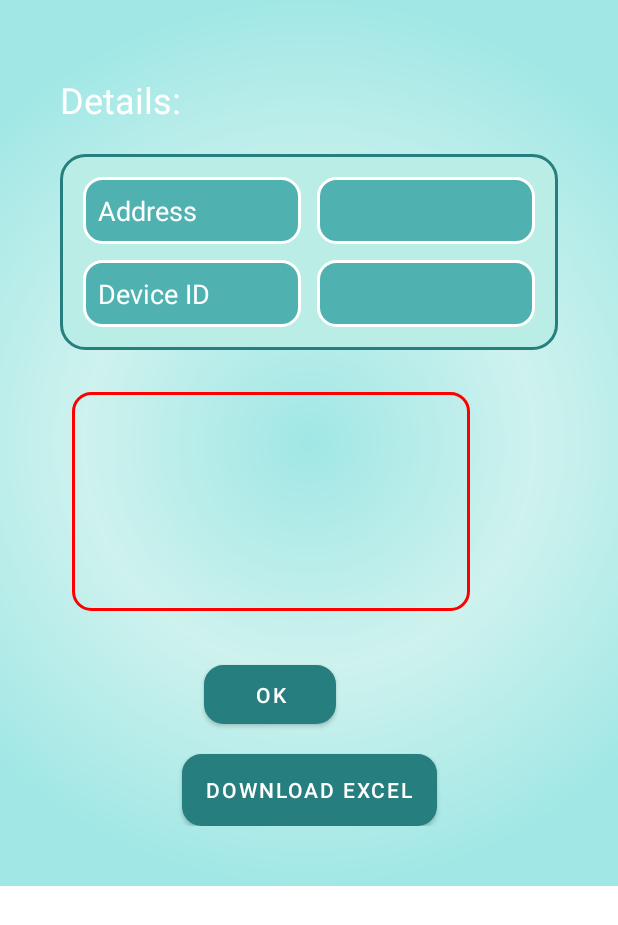
After one commit to Yashaggarwal28/BLE-Merge, an Android app: the layout fragment_advertising_data_error.xml on its own in the app's theme, with its tools: preview values and no code run, on a phone screen of 412 x 824 dp. The commit adds this screen. Shown: the top 925 px of the screen. Run offline under Robolectric (Android 15) with nearby library versions, the phone set to English and light mode, and no system bars.

Commit message:
error updated

```diff
--- a/app/src/main/java/com/merge/awadh/activity/scan/ScanActivity.kt
+++ b/app/src/main/java/com/merge/awadh/activity/scan/ScanActivity.kt
@@ -131,7 +131,7 @@ class ScanActivity : AppCompatActivity(), ScanAdapter.Delegate, ScanInterface, D
         }
     }
     private fun setupSpinner() {
-        val options = listOf("SHT40", "LIS3DH", "WindSpeed","StepCount", "Speed Distance")
+        val options = listOf("SHT40", "LIS3DH", "WindSpeed","StepCount", "Speed Distance", "error")
         val adapter = ArrayAdapter(this, android.R.layout.simple_spinner_item, options)
         adapter.setDropDownViewResource(android.R.layout.simple_spinner_dropdown_item)
         binding.byteSpinner.adapter = adapter
@@ -174,6 +174,9 @@ class ScanActivity : AppCompatActivity(), ScanAdapter.Delegate, ScanInterface, D
             }
             "Speed Distance" ->{
                 // Update the list for Accelerometer
+            }
+            "error" ->{
+
             }
         }
         notifyDropdownItemSelected(item)
--- a/app/src/main/java/com/merge/awadh/activity/scan/fragment/AdvertisingDataFragment.kt
+++ b/app/src/main/java/com/merge/awadh/activity/scan/fragment/AdvertisingDataFragment.kt
@@ -25,6 +25,7 @@ import com.merge.awadh.ble.ScanResultListener
 import com.merge.awadh.databinding.FragmentAdvertismentDataWindspeedBinding
 import com.merge.awadh.databinding.FragmentAdvertisingDataAccBinding
 import com.merge.awadh.databinding.FragmentAdvertisingDataShtBinding
+import com.merge.awadh.databinding.FragmentAdvertisingDataErrorBinding
 import com.merge.awadh.databinding.FragmentAdvertisingDataStepcountBinding
 import org.apache.poi.xssf.usermodel.XSSFWorkbook
 import com.merge.awadh.databinding.FragmentAdvertisingDataSdtBinding
@@ -120,6 +121,20 @@ class AdvertisingDataFragment: DialogFragment(), ScanResultListener, DropdownSel
                 }
                 (binding as FragmentAdvertisingDataShtBinding).root
             }
+            "error" ->{
+                binding = DataBindingUtil.inflate<FragmentAdvertisingDataErrorBinding>(
+                    inflater,
+                    R.layout.fragment_advertising_data_error,
+                    container,
+                    false
+                )
+                (binding as FragmentAdvertisingDataErrorBinding).apply {
+                    okButton.setOnClickListener {
+                        dismiss()
+                    }
+                }
+                (binding as FragmentAdvertisingDataErrorBinding).root
+            }
             "LIS3DH" -> {
                 binding = DataBindingUtil.inflate<FragmentAdvertisingDataAccBinding>(
                     inflater,
@@ -186,6 +201,7 @@ class AdvertisingDataFragment: DialogFragment(), ScanResultListener, DropdownSel
                 }
                 (binding as FragmentAdvertisingDataSdtBinding).root
             }
+
             else -> throw IllegalArgumentException("Unsupported dropdown item: $dropdownitem")
         }
     }
@@ -310,6 +326,9 @@ class AdvertisingDataFragment: DialogFragment(), ScanResultListener, DropdownSel
                 "WindSpeed" -> updateUISpeed(result, timeDifference)
                 "StepCount" -> updateUIStepCount(result, timeDifference)
                 "Speed Distance" -> updateSDT(result, timeDifference)
+                "error" -> updater(result)
+
+
             }
     }
     private fun updateSDT(result: ScanResult, timeDifference: Long){
@@ -563,6 +582,50 @@ class AdvertisingDataFragment: DialogFragment(), ScanResultListener, DropdownSel
                 }
         }
     }
+    private fun updater(result: ScanResult) {
+        if (result.device.address == deviceAddress) {
+            val bytes = result.scanRecord?.bytes ?: byteArrayOf()
+            val signedBytes = bytes.map { it.toInt() }
+
+            val deviceID = signedBytes.getOrNull(2)?.toUByte()?.toInt()
+
+            val err1= signedBytes.getOrNull(3)?.toUByte()?.toInt()
+            val err2= signedBytes.getOrNull(4)?.toUByte()?.toInt()
+            val err3= signedBytes.getOrNull(5)?.toUByte()?.toInt()
+            val err4= signedBytes.getOrNull(6)?.toUByte()?.toInt()
+            val err5= signedBytes.getOrNull(7)?.toUByte()?.toInt()
+
+            var about_error = ""
+
+            if (err1 != 0){
+                about_error += "Network error occurred\n"
+            }
+            if (err2 != 0){
+                about_error += "Battery error occurred\n"
+            }
+            if (err3 != 0){
+                about_error += "wind sensor error occurred\n"
+            }
+            if (err4 != 0){
+                about_error += "lux sensor error occurred\n"
+            }
+            if (err5 != 0){
+                about_error += "temperature and humidity error occurred"
+            }
+            if (err1 == 0 && err2 == 0 && err3 == 0 && err4 == 0 && err5 == 0){
+                about_error = "No error occurred"
+            }
+
+            requireActivity().runOnUiThread {
+                (binding as FragmentAdvertisingDataErrorBinding).apply {
+                    Byte0Text.text = deviceAddress
+                    Byte1Text.text = deviceID?.toString() ?: ""
+                    Byte2Text.text = about_error
+
+                }
+            }
+        }
+    }
 
     private fun downloadDataAsExcel() {
         val workbook = XSSFWorkbook()
--- /dev/null
+++ b/app/src/main/res/drawable/error_shape.xml
@@ -0,0 +1,6 @@
+<shape xmlns:android="http://schemas.android.com/apk/res/android">
+
+    <corners android:radius="12dp" />
+    <padding android:left="10dp" android:top="10dp" android:right="10dp" android:bottom="10dp"/>
+    <stroke android:width="2dp" android:color="#FF0000"/>
+</shape>
--- /dev/null
+++ b/app/src/main/res/layout/fragment_advertising_data_error.xml
@@ -0,0 +1,143 @@
+<?xml version="1.0" encoding="utf-8"?>
+<layout xmlns:android="http://schemas.android.com/apk/res/android"
+    xmlns:app="http://schemas.android.com/apk/res-auto"
+    xmlns:tools="http://schemas.android.com/tools">
+
+    <data />
+
+    <ScrollView
+        android:layout_width="match_parent"
+        android:layout_height="wrap_content">
+
+        <androidx.constraintlayout.widget.ConstraintLayout
+            android:layout_width="match_parent"
+            android:layout_height="wrap_content"
+            android:padding="40dp"
+            android:background="@drawable/gradient_background">
+
+            <!-- Details Label TextView -->
+            <TextView
+                android:id="@+id/detailsLabel"
+                android:layout_width="wrap_content"
+                android:layout_height="wrap_content"
+                android:layout_marginTop="10dp"
+                android:text="@string/details"
+                android:textSize="24sp"
+                android:textColor="@color/white"
+                app:layout_constraintLeft_toLeftOf="parent"
+                app:layout_constraintTop_toTopOf="parent" />
+
+            <!-- Grid Layout for Values -->
+            <GridLayout
+                android:id="@+id/detailsGrid"
+                android:layout_width="match_parent"
+                android:layout_height="wrap_content"
+                android:layout_marginTop="20dp"
+                android:columnCount="2"
+                android:rowCount="5"
+                android:padding="10dp"
+                android:background="@drawable/grid_background"
+                app:layout_constraintTop_toBottomOf="@id/detailsLabel">
+
+                <!-- Grid Item 1 -->
+                <TextView
+                    android:layout_width="0dp"
+                    android:layout_height="wrap_content"
+                    android:layout_columnWeight="1"
+                    android:layout_rowWeight="1"
+                    android:layout_margin="5dp"
+                    android:background="@drawable/button_shape"
+                    android:padding="10dp"
+                    android:text="Address"
+                    android:textColor="@color/white"
+                    android:textSize="18sp" />
+
+                <TextView
+                    android:id="@+id/Byte0Text"
+                    android:layout_width="0dp"
+                    android:layout_height="wrap_content"
+                    android:layout_columnWeight="1"
+                    android:layout_rowWeight="1"
+                    android:layout_margin="5dp"
+                    android:background="@drawable/button_shape"
+                    android:padding="10dp"
+                    android:text=""
+                    android:textColor="@color/white"
+                    android:textSize="18sp" />
+
+                <TextView
+                    android:layout_width="0dp"
+                    android:layout_height="wrap_content"
+                    android:layout_columnWeight="1"
+                    android:layout_rowWeight="1"
+                    android:layout_margin="5dp"
+                    android:background="@drawable/button_shape"
+                    android:padding="10dp"
+                    android:text="Device ID"
+                    android:textColor="@color/white"
+                    android:textSize="18sp" />
+
+                <TextView
+                    android:id="@+id/Byte1Text"
+                    android:layout_width="0dp"
+                    android:layout_height="wrap_content"
+                    android:layout_columnWeight="1"
+                    android:layout_rowWeight="1"
+                    android:layout_margin="5dp"
+                    android:background="@drawable/button_shape"
+                    android:padding="10dp"
+                    android:text=""
+                    android:textColor="@color/white"
+                    android:textSize="18sp" />
+
+                <!-- Additional Grid Items can be added here -->
+
+            </GridLayout>
+
+            <!-- Buttons -->
+
+            <Button
+                android:id="@+id/okButton"
+                android:layout_width="88dp"
+                android:layout_height="39dp"
+                android:layout_marginStart="96dp"
+                android:layout_marginTop="36dp"
+                android:background="@drawable/button_shape"
+                android:text="@string/ok"
+                android:textColor="@color/white"
+                app:layout_constraintStart_toStartOf="parent"
+                app:layout_constraintTop_toBottomOf="@+id/Byte2Text" />
+
+            <Button
+                android:id="@+id/downloadButton"
+                android:layout_width="wrap_content"
+                android:layout_height="wrap_content"
+                android:layout_marginTop="20dp"
+                android:background="@drawable/button_shape"
+                android:text="Download Excel"
+                android:textColor="@color/white"
+                app:layout_constraintTop_toBottomOf="@id/okButton"
+                app:layout_constraintStart_toStartOf="parent"
+                app:layout_constraintEnd_toEndOf="parent" />
+
+            <!-- Byte2Text Position Correction -->
+            <TextView
+                android:id="@+id/Byte2Text"
+                android:layout_width="265dp"
+                android:layout_height="146dp"
+                android:layout_marginStart="8dp"
+                android:layout_marginTop="28dp"
+                android:background="@drawable/error_shape"
+                android:gravity="center"
+                android:padding="10dp"
+                android:text=""
+                android:textColor="#FF0000"
+                android:textSize="18sp"
+                app:layout_constraintStart_toStartOf="parent"
+                app:layout_constraintTop_toBottomOf="@id/detailsGrid" />
+
+        </androidx.constraintlayout.widget.ConstraintLayout>
+
+    </ScrollView>
+
+</layout>
```
